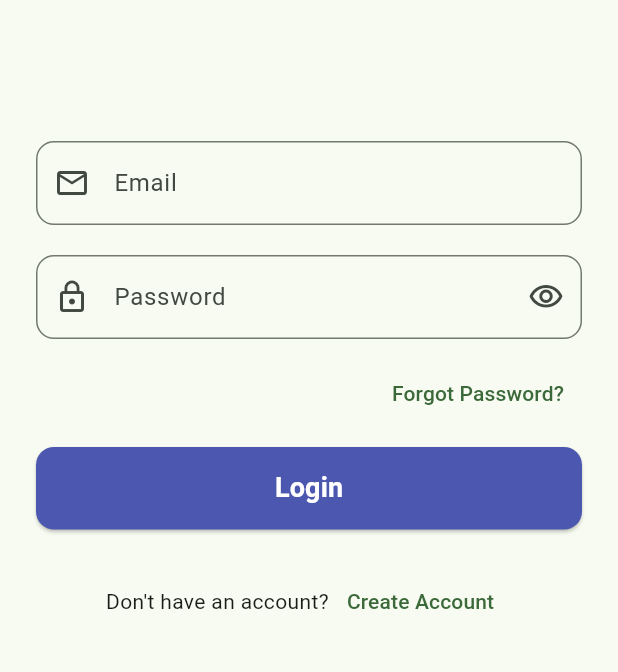
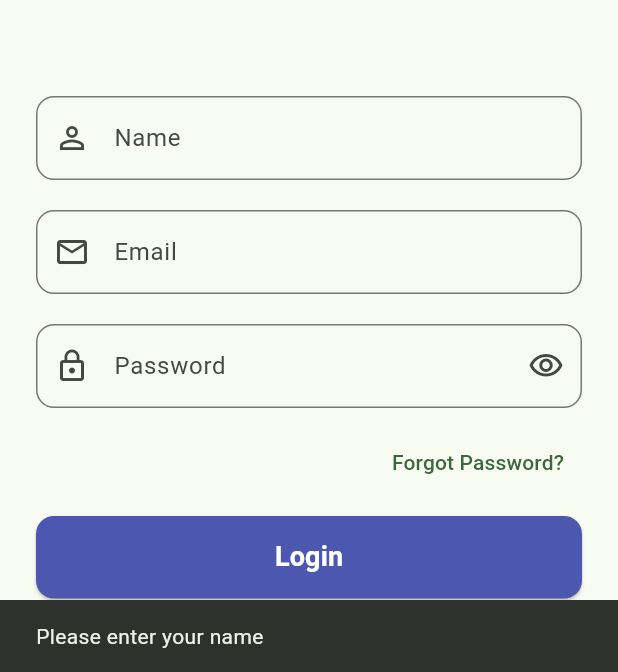
Before and after one commit to RamyyMohamed74/ibnsina-pharma-flutter, a Flutter app: the LoginPage screen opened directly with empty values, after a tap on "Login", on a phone screen of 412 x 824 dp, the part 564-1236 px from its top. Run offline on Flutter 3.47's test engine with Material 3 defaults, Android fonts, the light colour scheme and no system bars; statements that could not run were skipped.

Commit message:
A working login page

```diff
--- a/lib/first_page.dart
+++ b/lib/login_page.dart
@@ -1,4 +1,5 @@
 import 'package:flutter/material.dart';
+import 'home_page.dart';
 
 class LoginPage extends StatefulWidget {
   final VoidCallback onToggleTheme;
@@ -14,13 +15,86 @@ class LoginPage extends StatefulWidget {
   State<LoginPage> createState() => _LoginPageState();
 }
 
-
 class _LoginPageState extends State<LoginPage> {
 
+  // Name controller - required by the task
+  final TextEditingController _nameController = TextEditingController();
+
+  // Existing controllers
   final TextEditingController _emailController = TextEditingController();
-  final TextEditingController _passwordController = TextEditingController();
+  final TextEditingController _passwordController =
+      TextEditingController();
 
   bool _obscurePassword = true;
+
+  // Login function
+  void _login() {
+    // Check if name is empty
+    if (_nameController.text.trim().isEmpty) {
+      ScaffoldMessenger.of(context).showSnackBar(
+        const SnackBar(
+          content: Text('Please enter your name'),
+        ),
+      );
+      return;
+    }
+
+    // Check email and password validation
+    // We keep your existing requirements.
+    if (_emailController.text.trim().isEmpty) {
+      ScaffoldMessenger.of(context).showSnackBar(
+        const SnackBar(
+          content: Text('Please enter your email'),
+        ),
+      );
+      return;
+    }
+
+    if (!_emailController.text.contains('@')) {
+      ScaffoldMessenger.of(context).showSnackBar(
+        const SnackBar(
+          content: Text('Please enter a valid email'),
+        ),
+      );
+      return;
+    }
+
+    if (_passwordController.text.isEmpty) {
+      ScaffoldMessenger.of(context).showSnackBar(
+        const SnackBar(
+          content: Text('Please enter your password'),
+        ),
+      );
+      return;
+    }
+
+    if (_passwordController.text.length < 6) {
+      ScaffoldMessenger.of(context).showSnackBar(
+        const SnackBar(
+          content: Text('Password must be at least 6 characters'),
+        ),
+      );
+      return;
+    }
+
+    // Navigate to Home Page and pass the user's name
+    Navigator.push(
+      context,
+      MaterialPageRoute(
+        builder: (context) => HomePage(
+          name: _nameController.text.trim(),
+        ),
+      ),
+    );
+  }
+
+  @override
+  void dispose() {
+    _nameController.dispose();
+    _emailController.dispose();
+    _passwordController.dispose();
+    super.dispose();
+  }
 
   @override
   Widget build(BuildContext context) {
@@ -33,6 +107,11 @@ class _LoginPageState extends State<LoginPage> {
               child: Column(
                 crossAxisAlignment: CrossAxisAlignment.stretch,
                 children: [
+
+                  // =========================
+                  // DARK / BRIGHT MODE BUTTON
+                  // =========================
+
                   Align(
                     alignment: Alignment.topRight,
                     child: IconButton(
@@ -43,14 +122,19 @@ class _LoginPageState extends State<LoginPage> {
                             : Icons.dark_mode,
                       ),
                       tooltip: widget.isDarkMode
-                          ? 'Switch to light mode'
+                          ? 'Switch to bright mode'
                           : 'Switch to dark mode',
                     ),
                   ),
+
+                  // =========================
+                  // LOGO
+                  // =========================
+
                   Image.asset(
                     'assets/images/ibnsina-pharma-logo.png',
                     height: 300,
-                    width : 300,
+                    width: 300,
                     fit: BoxFit.contain,
                   ),
 
@@ -66,7 +150,30 @@ class _LoginPageState extends State<LoginPage> {
                     ),
                   ),
 
-                  const SizedBox(height: 40),
+                  const SizedBox(height: 10),
+
+                  // =========================
+                  // NAME
+                  // =========================
+
+                  TextFormField(
+                    controller: _nameController,
+                    keyboardType: TextInputType.name,
+                    decoration: InputDecoration(
+                      labelText: 'Name',
+                      hintText: 'Enter your name',
+                      prefixIcon: const Icon(Icons.person_outline),
+                      border: OutlineInputBorder(
+                        borderRadius: BorderRadius.circular(12),
+                      ),
+                    ),
+                  ),
+
+                  const SizedBox(height: 20),
+
+                  // =========================
+                  // EMAIL
+                  // =========================
 
                   TextFormField(
                     controller: _emailController,
@@ -79,20 +186,13 @@ class _LoginPageState extends State<LoginPage> {
                         borderRadius: BorderRadius.circular(12),
                       ),
                     ),
-                    validator: (value) {
-                      if (value == null || value.isEmpty) {
-                        return 'Please enter your email';
-                      }
-
-                      if (!value.contains('@')) {
-                        return 'Please enter a valid email';
-                      }
-
-                      return null;
-                    },
                   ),
 
                   const SizedBox(height: 20),
+
+                  // =========================
+                  // PASSWORD
+                  // =========================
 
                   TextFormField(
                     controller: _passwordController,
@@ -117,20 +217,13 @@ class _LoginPageState extends State<LoginPage> {
                         borderRadius: BorderRadius.circular(12),
                       ),
                     ),
-                    validator: (value) {
-                      if (value == null || value.isEmpty) {
-                        return 'Please enter your password';
-                      }
-
-                      if (value.length < 6) {
-                        return 'Password must be at least 6 characters';
-                      }
-
-                      return null;
-                    },
                   ),
 
                   const SizedBox(height: 12),
+
+                  // =========================
+                  // FORGOT PASSWORD
+                  // =========================
 
                   Align(
                     alignment: Alignment.centerRight,
@@ -142,12 +235,17 @@ class _LoginPageState extends State<LoginPage> {
 
                   const SizedBox(height: 12),
 
+                  // =========================
+                  // LOGIN BUTTON
+                  // =========================
+
                   SizedBox(
                     height: 55,
                     child: ElevatedButton(
-                      onPressed:() {},
+                      onPressed: _login,
                       style: ElevatedButton.styleFrom(
-                        backgroundColor: const Color.fromARGB(255, 76, 87, 175),
+                        backgroundColor:
+                            const Color.fromARGB(255, 76, 87, 175),
                         foregroundColor: Colors.white,
                         shape: RoundedRectangleBorder(
                           borderRadius: BorderRadius.circular(12),
@@ -164,6 +262,10 @@ class _LoginPageState extends State<LoginPage> {
                   ),
 
                   const SizedBox(height: 24),
+
+                  // =========================
+                  // CREATE ACCOUNT
+                  // =========================
 
                   Row(
                     mainAxisAlignment: MainAxisAlignment.center,
```
Also changed, not shown: lib/home_page.dart (added, +28 -0 lines). Lines whose indentation alone changed are shown as unchanged.
